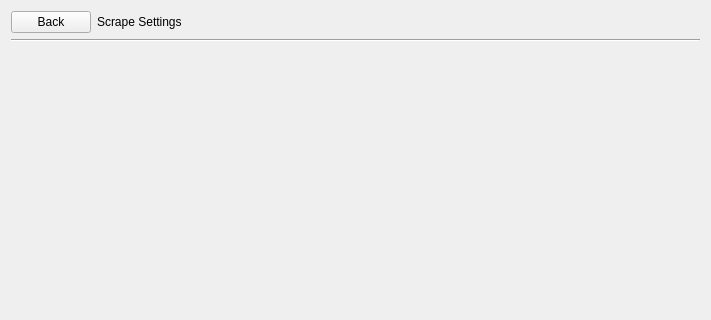
Above: src/app/ui/SettingsMenu.ui from caden-maxwell/nhtsa-scrape before the change; both pictures show x 0 to 711 and y 0 to 320 of the 711 by 495 pixel window. Below: the same form after it.
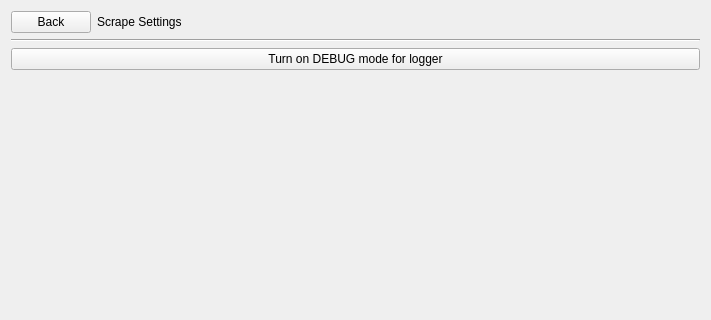
That is the form after the change.

Commit message: Added ability to disable debug mode

Patch:
```diff
--- a/src/app/ui/SettingsMenu.ui
+++ b/src/app/ui/SettingsMenu.ui
@@ -40,7 +40,15 @@
     </widget>
    </item>
    <item>
-    <layout class="QVBoxLayout" name="bodyVLayout"/>
+    <layout class="QVBoxLayout" name="bodyVLayout">
+     <item>
+      <widget class="QPushButton" name="debugBtn">
+       <property name="text">
+        <string>Turn on DEBUG mode for logger</string>
+       </property>
+      </widget>
+     </item>
+    </layout>
    </item>
    <item>
     <spacer name="verticalSpacer">
```
The commit also changes 4 other files.
